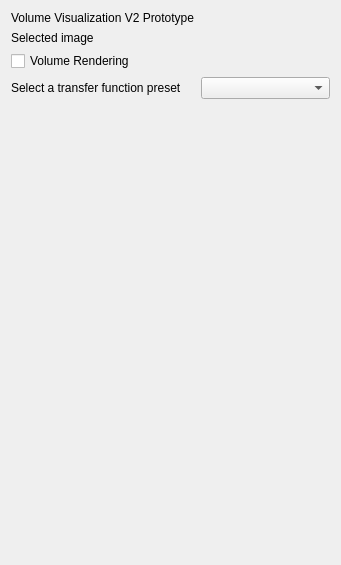
Qt form Plugins/org.mitk.gui.qt.volumevisualization_v2/src/internal/QmitkVolumeVisualizationV2View.ui (MITK/MITK) before a commit.
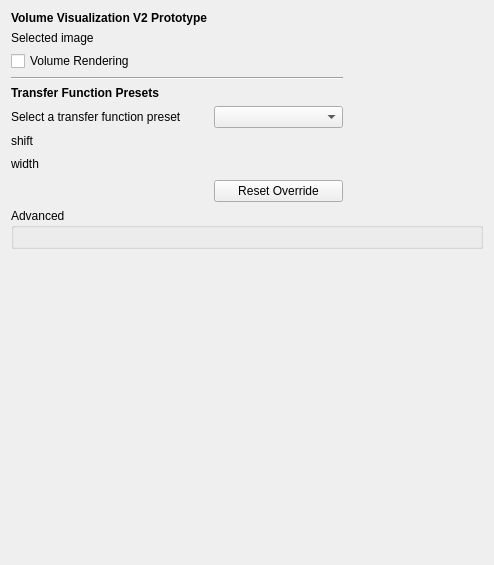
The same form after that commit. Custom widgets are drawn as their Qt base class.

Commit message: First prototype - able to select a preset from the list and adjust it with a shift / width slider. The changes are reflected in the three canvases (opacity+histogram, color gradient, gradient-opacity+histogram). The shift and width directly changes the opacity points and the shift is restricted to only move over the EffectiveRange of a preset (included in the MedicalColorPresets.json).

Patch:
```diff
--- a/Plugins/org.mitk.gui.qt.volumevisualization_v2/src/internal/QmitkVolumeVisualizationV2View.ui
+++ b/Plugins/org.mitk.gui.qt.volumevisualization_v2/src/internal/QmitkVolumeVisualizationV2View.ui
@@ -6,47 +6,62 @@
    <rect>
     <x>0</x>
     <y>0</y>
-    <width>334</width>
+    <width>494</width>
     <height>565</height>
    </rect>
   </property>
   <layout class="QVBoxLayout" name="verticalLayout">
    <item>
     <layout class="QGridLayout" name="gridLayout">
-     <item row="5" column="0">
-      <spacer name="verticalSpacer">
+     <item row="8" column="0">
+      <widget class="QLabel" name="shiftLabel">
+       <property name="text">
+        <string>shift</string>
+       </property>
+      </widget>
+     </item>
+     <item row="8" column="1">
+      <widget class="ctkDoubleSlider" name="shiftSlider" native="true"/>
+     </item>
+     <item row="9" column="2">
+      <spacer name="horizontalSpacer">
        <property name="orientation">
-        <enum>Qt::Orientation::Vertical</enum>
+        <enum>Qt::Orientation::Horizontal</enum>
        </property>
        <property name="sizeHint" stdset="0">
         <size>
-         <width>20</width>
-         <height>40</height>
+         <width>40</width>
+         <height>20</height>
         </size>
        </property>
       </spacer>
      </item>
+     <item row="9" column="0">
+      <widget class="QLabel" name="widthLabel">
+       <property name="text">
+        <string>width</string>
+       </property>
+      </widget>
+     </item>
      <item row="0" column="0">
       <widget class="QLabel" name="headline">
+       <property name="font">
+        <font>
+         <bold>true</bold>
+        </font>
+       </property>
        <property name="text">
         <string>Volume Visualization V2 Prototype</string>
        </property>
       </widget>
      </item>
-     <item row="2" column="0">
-      <widget class="QLabel" name="volumeSelectionLabel">
-       <property name="text">
-        <string>Selected image</string>
-       </property>
-      </widget>
+     <item row="9" column="1">
+      <widget class="ctkDoubleSlider" name="widthSlider" native="true"/>
      </item>
-     <item row="2" column="1">
-      <widget class="QmitkSingleNodeSelectionWidget" name="volumeSelectionWidget" native="true">
-       <property name="sizePolicy">
-        <sizepolicy hsizetype="Preferred" vsizetype="Minimum">
-         <horstretch>0</horstretch>
-         <verstretch>0</verstretch>
-        </sizepolicy>
+     <item row="6" column="0">
+      <widget class="QLabel" name="presetLabel">
+       <property name="text">
+        <string>Select a transfer function preset</string>
        </property>
       </widget>
      </item>
@@ -63,22 +78,89 @@
        </property>
       </widget>
      </item>
-     <item row="4" column="1">
-	  <widget class="QComboBox" name="presetComboBox">
+     <item row="4" column="0" colspan="2">
+      <widget class="Line" name="line">
+       <property name="orientation">
+        <enum>Qt::Orientation::Horizontal</enum>
+       </property>
+      </widget>
+     </item>
+     <item row="2" column="1">
+      <widget class="QmitkSingleNodeSelectionWidget" name="volumeSelectionWidget" native="true">
+       <property name="sizePolicy">
+        <sizepolicy hsizetype="Preferred" vsizetype="Minimum">
+         <horstretch>0</horstretch>
+         <verstretch>0</verstretch>
+        </sizepolicy>
+       </property>
+      </widget>
+     </item>
+     <item row="5" column="0">
+      <widget class="QLabel" name="headline_presetsection">
+       <property name="font">
+        <font>
+         <bold>true</bold>
+        </font>
+       </property>
+       <property name="text">
+        <string>Transfer Function Presets</string>
+       </property>
+      </widget>
+     </item>
+     <item row="2" column="0">
+      <widget class="QLabel" name="volumeSelectionLabel">
+       <property name="text">
+        <string>Selected image</string>
+       </property>
+      </widget>
+     </item>
+     <item row="6" column="1">
+      <widget class="QComboBox" name="presetComboBox">
        <property name="placeholderText">
         <string>Choose a preset...</string>
        </property>
       </widget>
      </item>
-     <item row="4" column="0">
-      <widget class="QLabel" name="presetLabel">
+     <item row="10" column="1">
+      <widget class="QPushButton" name="resetTfButton">
        <property name="text">
-        <string>Select a transfer function preset</string>
+        <string>Reset Override</string>
        </property>
       </widget>
      </item>
     </layout>
    </item>
+   <item>
+    <widget class="ctkCollapsibleGroupBox" name="collapsibleGroupBox">
+     <property name="enabled">
+      <bool>true</bool>
+     </property>
+     <property name="title">
+      <string>Advanced</string>
+     </property>
+     <property name="collapsed" stdset="0">
+      <bool>true</bool>
+     </property>
+     <layout class="QVBoxLayout" name="advancedLayout">
+      <item>
+       <widget class="QmitkTransferFunctionWidget" name="tfControlPanelsWidget" native="true"/>
+      </item>
+     </layout>
+    </widget>
+   </item>
+   <item>
+    <spacer name="verticalSpacer">
+     <property name="orientation">
+      <enum>Qt::Orientation::Vertical</enum>
+     </property>
+     <property name="sizeHint" stdset="0">
+      <size>
+       <width>20</width>
+       <height>40</height>
+      </size>
+     </property>
+    </spacer>
+   </item>
   </layout>
  </widget>
  <customwidgets>
@@ -88,6 +170,24 @@
    <header location="global">QmitkSingleNodeSelectionWidget.h</header>
    <container>1</container>
   </customwidget>
+  <customwidget>
+   <class>QmitkTransferFunctionWidget</class>
+   <extends>QWidget</extends>
+   <header location="global">QmitkTransferFunctionWidget.h</header>
+   <container>1</container>
+  </customwidget>
+  <customwidget>
+   <class>ctkDoubleSlider</class>
+   <extends>QWidget</extends>
+   <header location="global">ctkDoubleSlider.h</header>
+   <container>1</container>
+  </customwidget>
+  <customwidget>
+   <class>ctkCollapsibleGroupBox</class>
+   <extends>QGroupBox</extends>
+   <header location="global">ctkCollapsibleGroupBox.h</header>
+   <container>1</container>
+  </customwidget>
  </customwidgets>
  <resources/>
  <connections/>
```
The commit also changes 7 other files.
